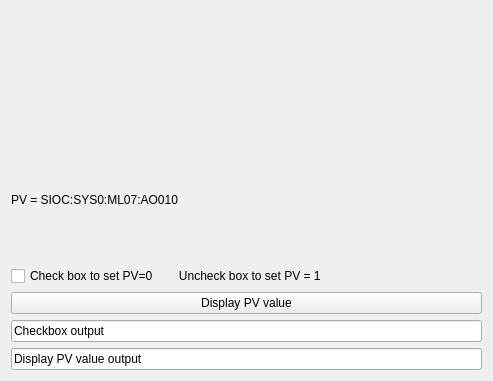
This is Derikka/CavityTest.ui in slaclab/cavityDisplay as Qt 5 draws it before an edit. The edited form follows.
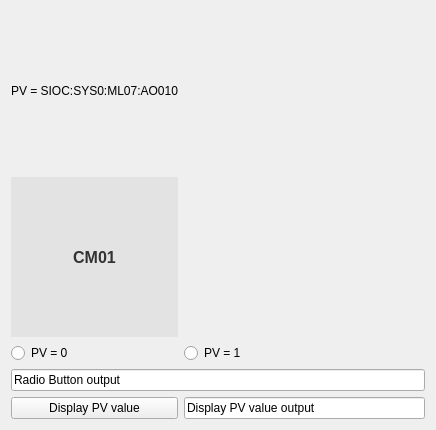
This is the edited form. Custom widgets are drawn as their Qt base class.

Commit message: Made a box that can change color depending on PV value

```diff
--- a/Derikka/CavityTest.ui
+++ b/Derikka/CavityTest.ui
@@ -9,34 +9,14 @@
    <rect>
     <x>0</x>
     <y>0</y>
-    <width>493</width>
-    <height>381</height>
+    <width>436</width>
+    <height>430</height>
    </rect>
   </property>
   <property name="windowTitle">
    <string>Form</string>
   </property>
   <layout class="QGridLayout" name="gridLayout">
-   <item row="3" column="0">
-    <widget class="PyDMCheckbox" name="testCheckBox">
-     <property name="toolTip">
-      <string/>
-     </property>
-     <property name="text">
-      <string>Check box to set PV=0        Uncheck box to set PV = 1</string>
-     </property>
-    </widget>
-   </item>
-   <item row="6" column="0">
-    <widget class="PyDMLineEdit" name="outputBox">
-     <property name="toolTip">
-      <string/>
-     </property>
-     <property name="text">
-      <string>Checkbox output</string>
-     </property>
-    </widget>
-   </item>
    <item row="5" column="0">
     <widget class="PyDMPushButton" name="testButton">
      <property name="toolTip">
@@ -47,7 +27,14 @@
      </property>
     </widget>
    </item>
-   <item row="1" column="0">
+   <item row="3" column="0">
+    <widget class="QRadioButton" name="Qt_radioButton0">
+     <property name="text">
+      <string>PV = 0</string>
+     </property>
+    </widget>
+   </item>
+   <item row="0" column="0">
     <widget class="PyDMLabel" name="PyDMLabel">
      <property name="toolTip">
       <string/>
@@ -60,8 +47,8 @@
      </property>
     </widget>
    </item>
-   <item row="7" column="0">
-    <widget class="PyDMLineEdit" name="pvOutput">
+   <item row="5" column="1">
+    <widget class="PyDMLineEdit" name="Qt_pvOutput">
      <property name="toolTip">
       <string/>
      </property>
@@ -70,13 +57,47 @@
      </property>
     </widget>
    </item>
-   <item row="0" column="0">
-    <widget class="PyDMDrawingRectangle" name="PyDMDrawingRectangle">
+   <item row="4" column="0" colspan="2">
+    <widget class="PyDMLineEdit" name="Qt_radioOutput">
      <property name="toolTip">
       <string/>
      </property>
-     <property name="rules" stdset="0">
-      <string>[{&quot;channels&quot;: [{&quot;trigger&quot;: true, &quot;channel&quot;: &quot;SIOC:SYS0:ML07:AO010&quot;}], &quot;property&quot;: &quot;Opacity&quot;, &quot;expression&quot;: &quot;np.abs(ch[0]) &lt; 1&quot;, &quot;name&quot;: &quot;Alarm&quot;}]</string>
+     <property name="text">
+      <string>Radio Button output</string>
+     </property>
+    </widget>
+   </item>
+   <item row="3" column="1">
+    <widget class="QRadioButton" name="Qt_radioButton1">
+     <property name="text">
+      <string>PV = 1</string>
+     </property>
+    </widget>
+   </item>
+   <item row="1" column="0">
+    <widget class="QLabel" name="label_CM01">
+     <property name="sizePolicy">
+      <sizepolicy hsizetype="Preferred" vsizetype="Preferred">
+       <horstretch>0</horstretch>
+       <verstretch>0</verstretch>
+      </sizepolicy>
+     </property>
+     <property name="font">
+      <font>
+       <pointsize>12</pointsize>
+       <weight>75</weight>
+       <bold>true</bold>
+      </font>
+     </property>
+     <property name="styleSheet">
+      <string notr="true">background-color :rgb(227, 227, 227);
+color: rgb(50, 50, 50);</string>
+     </property>
+     <property name="text">
+      <string>CM01</string>
+     </property>
+     <property name="alignment">
+      <set>Qt::AlignCenter</set>
      </property>
     </widget>
    </item>
@@ -98,16 +119,6 @@
    <extends>QPushButton</extends>
    <header>pydm.widgets.pushbutton</header>
   </customwidget>
-  <customwidget>
-   <class>PyDMDrawingRectangle</class>
-   <extends>QWidget</extends>
-   <header>pydm.widgets.drawing</header>
-  </customwidget>
-  <customwidget>
-   <class>PyDMCheckbox</class>
-   <extends>QCheckBox</extends>
-   <header>pydm.widgets.checkbox</header>
-  </customwidget>
  </customwidgets>
  <resources/>
  <connections/>
```
Left out of the diff: 2 changed lines with no effect on the pictures. The commit also changes 1 other file.
